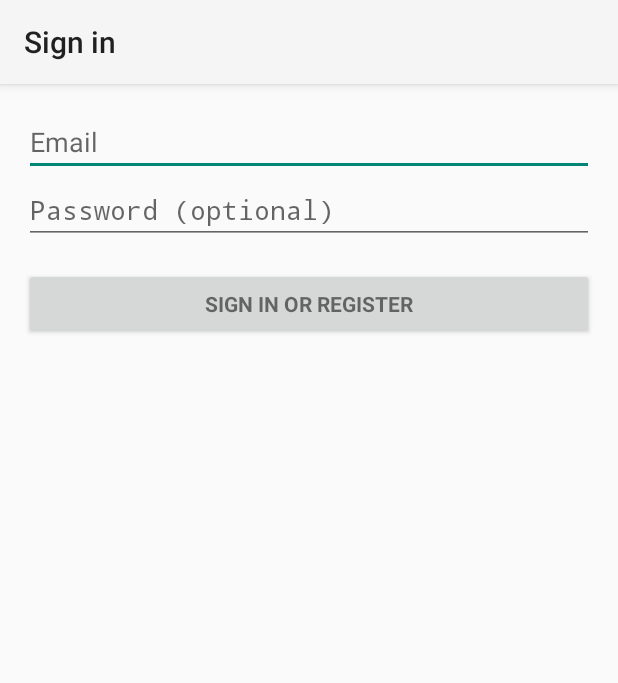
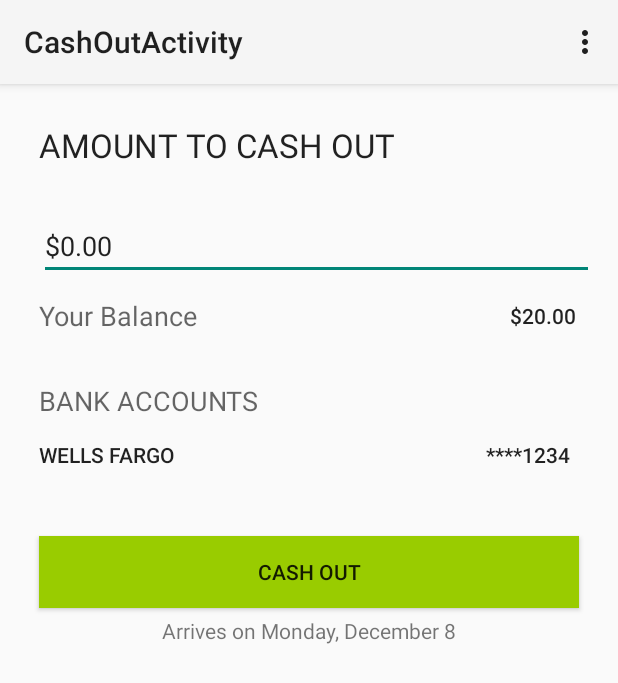
Before and after one commit to JohnYangSam/mwork-android, an Android app: the screen it shows after launch (LoginActivity before the commit, CashOutActivity after it), after a tap on an icon or button, on a phone screen of 412 x 824 dp. Shown: the top 683 px of the screen. Run offline under Robolectric (Android 15) with nearby library versions, the phone set to English and light mode, and no system bars.

Commit message:
have cashout activity up

```diff
--- a/app/src/main/AndroidManifest.xml
+++ b/app/src/main/AndroidManifest.xml
@@ -50,6 +50,10 @@
             android:name=".activities.OneHandTaskActivity"
             android:label="@string/title_activity_one_hand_task" >
         </activity>
+        <activity
+            android:name=".activities.CashOutActivity"
+            android:label="@string/title_activity_cash_out" >
+        </activity>
     </application>
 
 </manifest>
--- /dev/null
+++ b/app/src/main/java/com/siliconvalleyinsight/mwork/activities/CashOutActivity.java
@@ -0,0 +1,36 @@
+package com.siliconvalleyinsight.mwork.activities;
+
+import android.app.Activity;
+import android.os.Bundle;
+import android.view.Menu;
+import android.view.MenuItem;
+import com.siliconvalleyinsight.mwork.R;
+
+public class CashOutActivity extends Activity {
+
+    @Override
+    protected void onCreate(Bundle savedInstanceState) {
+        super.onCreate(savedInstanceState);
+        setContentView(R.layout.activity_cash_out);
+    }
+
+
+    @Override
+    public boolean onCreateOptionsMenu(Menu menu) {
+        // Inflate the menu; this adds items to the action bar if it is present.
+        getMenuInflater().inflate(R.menu.cash_out, menu);
+        return true;
+    }
+
+    @Override
+    public boolean onOptionsItemSelected(MenuItem item) {
+        // Handle action bar item clicks here. The action bar will
+        // automatically handle clicks on the Home/Up button, so long
+        // as you specify a parent activity in AndroidManifest.xml.
+        int id = item.getItemId();
+        if (id == R.id.action_settings) {
+            return true;
+        }
+        return super.onOptionsItemSelected(item);
+    }
+}
--- a/app/src/main/java/com/siliconvalleyinsight/mwork/activities/OneHandTaskActivity.java
+++ b/app/src/main/java/com/siliconvalleyinsight/mwork/activities/OneHandTaskActivity.java
@@ -1,19 +1,20 @@
 package com.siliconvalleyinsight.mwork.activities;
 
 import android.app.Activity;
-import android.app.ActionBar;
 import android.app.Fragment;
+import android.net.Uri;
 import android.os.Bundle;
 import android.view.LayoutInflater;
 import android.view.Menu;
 import android.view.MenuItem;
 import android.view.View;
 import android.view.ViewGroup;
-import android.os.Build;
+
+import com.siliconvalleyinsight.mwork.fragments.FragmentOneHandTask;
 
 import com.siliconvalleyinsight.mwork.R;
 
-public class OneHandTaskActivity extends Activity {
+public class OneHandTaskActivity extends Activity implements FragmentOneHandTask.OnFragmentInteractionListener {
 
     @Override
     protected void onCreate(Bundle savedInstanceState) {
@@ -21,7 +22,7 @@ public class OneHandTaskActivity extends Activity {
         setContentView(R.layout.activity_one_hand_task);
         if (savedInstanceState == null) {
             getFragmentManager().beginTransaction()
-                    .add(R.id.container, new PlaceholderFragment())
+                    .add(R.id.container, new FragmentOneHandTask())
                     .commit();
         }
     }
@@ -61,4 +62,8 @@ public class OneHandTaskActivity extends Activity {
             return rootView;
         }
     }
+
+    public void onFragmentInteraction(Uri uri) {
+
+    }
 }
--- /dev/null
+++ b/app/src/main/java/com/siliconvalleyinsight/mwork/fragments/FragmentOneHandTask.java
@@ -0,0 +1,110 @@
+package com.siliconvalleyinsight.mwork.fragments;
+
+import android.app.Activity;
+import android.net.Uri;
+import android.os.Bundle;
+import android.app.Fragment;
+import android.view.LayoutInflater;
+import android.view.View;
+import android.view.ViewGroup;
+
+import com.siliconvalleyinsight.mwork.R;
+
+/**
+ * A simple {@link Fragment} subclass.
+ * Activities that contain this fragment must implement the
+ * {@link FragmentOneHandTask.OnFragmentInteractionListener} interface
+ * to handle interaction events.
+ * Use the {@link FragmentOneHandTask#newInstance} factory method to
+ * create an instance of this fragment.
+ *
+ */
+public class FragmentOneHandTask extends Fragment {
+    // TODO: Rename parameter arguments, choose names that match
+    // the fragment initialization parameters, e.g. ARG_ITEM_NUMBER
+    private static final String ARG_PARAM1 = "param1";
+    private static final String ARG_PARAM2 = "param2";
+
+    // TODO: Rename and change types of parameters
+    private String mParam1;
+    private String mParam2;
+
+    private OnFragmentInteractionListener mListener;
+
+    /**
+     * Use this factory method to create a new instance of
+     * this fragment using the provided parameters.
+     *
+     * @param param1 Parameter 1.
+     * @param param2 Parameter 2.
+     * @return A new instance of fragment OnHandTaskFragment.
+     */
+    // TODO: Rename and change types and number of parameters
+    public static FragmentOneHandTask newInstance(String param1, String param2) {
+        FragmentOneHandTask fragment = new FragmentOneHandTask();
+        Bundle args = new Bundle();
+        args.putString(ARG_PARAM1, param1);
+        args.putString(ARG_PARAM2, param2);
+        fragment.setArguments(args);
+        return fragment;
+    }
+    public FragmentOneHandTask() {
+        // Required empty public constructor
+    }
+
+    @Override
+    public void onCreate(Bundle savedInstanceState) {
+        super.onCreate(savedInstanceState);
+        if (getArguments() != null) {
+            mParam1 = getArguments().getString(ARG_PARAM1);
+            mParam2 = getArguments().getString(ARG_PARAM2);
+        }
+    }
+
+    @Override
+    public View onCreateView(LayoutInflater inflater, ViewGroup container,
+                             Bundle savedInstanceState) {
+        View v = inflater.inflate(R.layout.fragment_one_hand_task, container, false);
+        return v;
+    }
+
+    // TODO: Rename method, update argument and hook method into UI event
+    public void onButtonPressed(Uri uri) {
+        if (mListener != null) {
+            mListener.onFragmentInteraction(uri);
+        }
+    }
+
+    @Override
+    public void onAttach(Activity activity) {
+        super.onAttach(activity);
+        try {
+            mListener = (OnFragmentInteractionListener) activity;
+        } catch (ClassCastException e) {
+            throw new ClassCastException(activity.toString()
+                    + " must implement OnFragmentInteractionListener");
+        }
+    }
+
+    @Override
+    public void onDetach() {
+        super.onDetach();
+        mListener = null;
+    }
+
+    /**
+     * This interface must be implemented by activities that contain this
+     * fragment to allow an interaction in this fragment to be communicated
+     * to the activity and potentially other fragments contained in that
+     * activity.
+     * <p>
+     * See the Android Training lesson <a href=
+     * "http://developer.android.com/training/basics/fragments/communicating.html"
+     * >Communicating with Other Fragments</a> for more information.
+     */
+    public interface OnFragmentInteractionListener {
+        // TODO: Update argument type and name
+        public void onFragmentInteraction(Uri uri);
+    }
+
+}
--- a/app/src/main/java/com/siliconvalleyinsight/mwork/fragments/FragmentTaskSelectionTab.java
+++ b/app/src/main/java/com/siliconvalleyinsight/mwork/fragments/FragmentTaskSelectionTab.java
@@ -10,6 +10,7 @@ import android.view.ViewGroup;
 import android.widget.ImageButton;
 
 import com.siliconvalleyinsight.mwork.R;
+import com.siliconvalleyinsight.mwork.activities.CashOutActivity;
 import com.siliconvalleyinsight.mwork.activities.LoginActivity;
 import com.siliconvalleyinsight.mwork.activities.OneHandTaskActivity;
 
@@ -60,7 +61,7 @@ public class FragmentTaskSelectionTab extends Fragment implements View.OnClickLi
 
             case R.id.two_hand_task_btn:
                 Log.v(TAG, "oneHandTaskBtn clicked");
-                intent = new Intent(getActivity(), LoginActivity.class);
+                intent = new Intent(getActivity(), CashOutActivity.class);
                 break;
 
             case R.id.secluded_task_btn:
--- /dev/null
+++ b/app/src/main/res/layout/activity_cash_out.xml
@@ -0,0 +1,131 @@
+<RelativeLayout xmlns:android="http://schemas.android.com/apk/res/android"
+    xmlns:tools="http://schemas.android.com/tools" android:layout_width="match_parent"
+    android:layout_height="match_parent" android:paddingLeft="@dimen/activity_horizontal_margin"
+    android:paddingRight="@dimen/activity_horizontal_margin"
+    android:paddingTop="@dimen/activity_vertical_margin"
+    android:paddingBottom="@dimen/activity_vertical_margin"
+    tools:context="com.siliconvalleyinsight.mwork.CashOutActivity">
+
+
+    <LinearLayout
+        android:orientation="vertical"
+        android:layout_width="fill_parent"
+        android:layout_height="fill_parent"
+        android:layout_alignParentTop="true"
+        android:layout_alignParentStart="true"
+        android:weightSum="1">
+
+        <TextView
+            android:layout_width="wrap_content"
+            android:layout_height="wrap_content"
+            android:textAppearance="?android:attr/textAppearanceLarge"
+            android:text="@string/cash_out_title"
+            android:layout_marginStart="10dp"
+            android:layout_marginEnd="10dp"
+            android:layout_marginBottom="30dp"
+            android:layout_marginTop="10dp"
+            android:id="@+id/cash_out_title" />
+
+        <EditText
+            android:layout_width="match_parent"
+            android:layout_height="wrap_content"
+            android:inputType="numberDecimal"
+            android:ems="10"
+            android:id="@+id/cash_out_amount_textfield"
+            android:layout_marginStart="10dp"
+            android:text="@string/zero_dollars" />
+
+        <LinearLayout
+            android:orientation="horizontal"
+            android:layout_width="match_parent"
+            android:layout_marginStart="10dp"
+            android:layout_marginEnd="10dp"
+            android:layout_height="wrap_content">
+
+            <TextView
+                android:layout_width="wrap_content"
+                android:layout_height="wrap_content"
+                android:textAppearance="?android:attr/textAppearanceMedium"
+                android:text="@string/your_balance_header"
+                android:layout_gravity="start|center_vertical"
+                android:id="@+id/your_balance_header" />
+
+            <TextView
+                android:layout_width="0dp"
+                android:layout_height="0dp"
+                android:layout_weight="1"
+                android:textAppearance="?android:attr/textAppearanceMedium"/>
+
+
+            <Button
+                style="?android:attr/buttonStyleSmall"
+                android:layout_width="wrap_content"
+                android:layout_height="wrap_content"
+                android:text="@string/current_balance"
+                android:background="@android:color/transparent"
+                android:layout_gravity="end"
+                android:id="@+id/current_balance_btn" />
+        </LinearLayout>
+
+        <TextView
+            android:layout_width="wrap_content"
+            android:layout_height="wrap_content"
+            android:textAppearance="?android:attr/textAppearanceMedium"
+            android:text="@string/bank_accounts_header"
+            android:layout_marginTop="20dp"
+            android:layout_marginStart="10dp"
+            android:layout_marginEnd="10dp"
+            android:id="@+id/bank_accounts_header" />
+
+        <LinearLayout
+            android:orientation="horizontal"
+            android:layout_width="match_parent"
+            android:layout_height="wrap_content"
+            android:layout_gravity="center_horizontal">
+
+            <Button
+                android:layout_width="wrap_content"
+                android:layout_height="wrap_content"
+                android:text="@string/account_name"
+                android:layout_gravity="start"
+                android:layout_marginStart="10dp"
+                android:background="@android:color/transparent"
+                android:id="@+id/bank_account_btn" />
+
+            <TextView
+                android:layout_width="0dp"
+                android:layout_height="0dp"
+                android:layout_weight="1"
+                android:textAppearance="?android:attr/textAppearanceMedium"/>
+
+            <Button
+                android:layout_width="wrap_content"
+                android:layout_height="wrap_content"
+                android:text="@string/account_number"
+                android:background="@android:color/transparent"
+                android:layout_gravity="end"
+                android:id="@+id/account_number_btn" />
+        </LinearLayout>
+
+        <Button
+            android:layout_width="match_parent"
+            android:layout_height="wrap_content"
+            android:text="@string/cash_out_btn"
+            android:id="@+id/cash_out_btn"
+            android:layout_marginStart="10dp"
+            android:layout_marginEnd="10dp"
+            android:layout_marginTop="30dp"
+            android:layout_marginBottom="5dp"
+            android:background="@android:color/holo_green_light"
+            android:layout_gravity="center_horizontal" />
+
+        <TextView
+            android:layout_width="wrap_content"
+            android:layout_height="wrap_content"
+            android:textAppearance="?android:attr/textAppearanceSmall"
+            android:text="@string/arrival_date"
+            android:id="@+id/payment_arrival_date"
+            android:layout_gravity="center_horizontal" />
+
+    </LinearLayout>
+</RelativeLayout>
--- a/app/src/main/res/layout/fragment_one_hand_task.xml
+++ b/app/src/main/res/layout/fragment_one_hand_task.xml
@@ -6,7 +6,7 @@
     android:paddingRight="@dimen/activity_horizontal_margin"
     android:paddingTop="@dimen/activity_vertical_margin"
     android:paddingBottom="@dimen/activity_vertical_margin"
-    tools:context="com.siliconvalleyinsight.mwork.activities.OneHandTaskActivity$PlaceholderFragment">
+    tools:context="com.siliconvalleyinsight.mwork.fragments.FragmentOneHandTask">
 
     <LinearLayout
         android:orientation="vertical"
--- a/app/src/main/res/layout/fragment_payment_tab.xml
+++ b/app/src/main/res/layout/fragment_payment_tab.xml
@@ -135,7 +135,7 @@
             android:layout_height="match_parent"
             android:layout_gravity="center_horizontal">
 
-        <!-- TODO: insert graph -->
+            <!-- TODO: insert graph -->
 
         </GridLayout>
     </LinearLayout>
--- /dev/null
+++ b/app/src/main/res/menu/cash_out.xml
@@ -0,0 +1,8 @@
+<menu xmlns:android="http://schemas.android.com/apk/res/android"
+    xmlns:tools="http://schemas.android.com/tools"
+    tools:context="com.siliconvalleyinsight.mwork.activities.CashOutActivity" >
+    <item android:id="@+id/action_settings"
+        android:title="@string/action_settings"
+        android:orderInCategory="100"
+        android:showAsAction="never" />
+</menu>
--- a/app/src/main/res/values/strings.xml
+++ b/app/src/main/res/values/strings.xml
@@ -4,11 +4,10 @@
     <!-- Home Activity and General String -->
 
     <string name="app_name">mWork</string>
-
     <string name="action_settings">Settings</string>
-
     <string name="title_activity_home">mWork</string>
-
     <string name="hello_blank_fragment">Hello blank fragment</string>
+    <string name="title_activity_cash_out">CashOutActivity</string>
+    <string name="hello_world">Hello world!</string>
 
 </resources>
--- a/app/src/main/res/values/strings_payment.xml
+++ b/app/src/main/res/values/strings_payment.xml
@@ -1,6 +1,7 @@
 <?xml version="1.0" encoding="utf-8"?>
 <resources>
-    <!-- Hard-coded username, curr_balance, wage, tasks_completed, account_number -->
+    <!-- Strings for payments and sub tabs/activities -->
+    <!-- Hard-coded username, curr_balance, wage, tasks_completed, account_number, cash out amount -->
     <!-- TODO replace above with actual information (not hard-coded) -->
     <string name="user_name">John YS</string>
     <string name="string_cash_out_btn">Cash Out</string>
@@ -11,4 +12,15 @@
     <string name="wage">$6.72/hr</string>
     <string name="tasks_completed">64</string>
     <string name="account_number">****1234</string>
+    <string name="account_name">Wells Fargo</string>
+    <string name="cash_out_title">AMOUNT TO CASH OUT</string>
+    <string name="current_balance">$20.00</string>
+    <string name="your_balance_header">Your Balance</string>
+    <string name="bank_accounts_header">BANK ACCOUNTS</string>
+    <string name="cash_out_btn">CASH OUT</string>
+    <string name="arrival_date">Arrives on Monday, December 8</string>
+    <string name="zero_dollars">$0.00</string>
+    <string name="cash_out_congratulations">Congratulations! You have cashed out</string>
+    <string name="cash_out_amount">$20.00</string>
+    <string name="return_home_btn">Return to Home</string>
 </resources>
```
